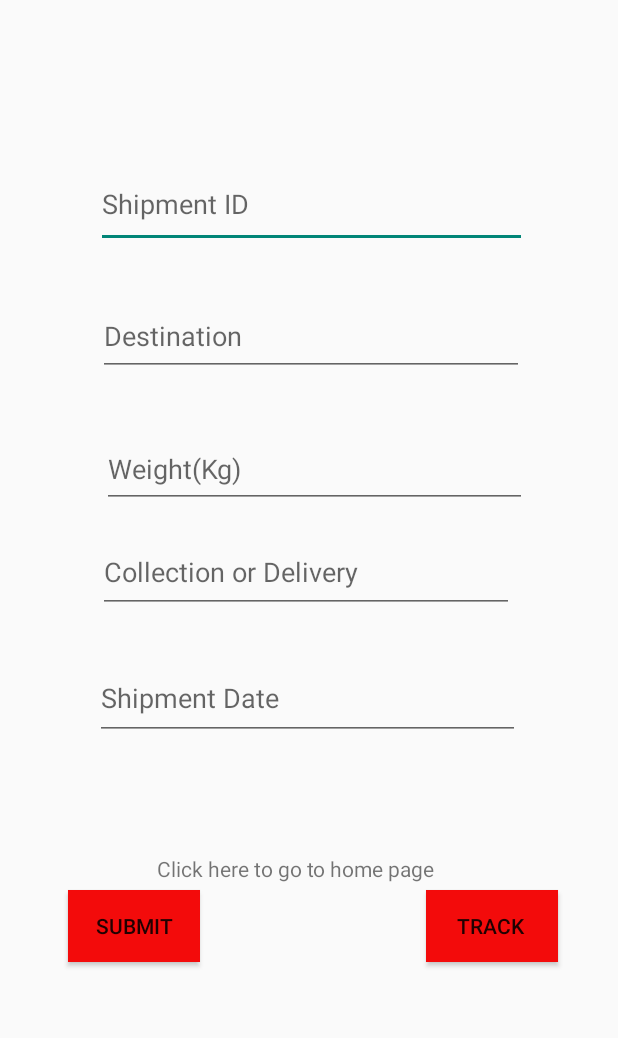
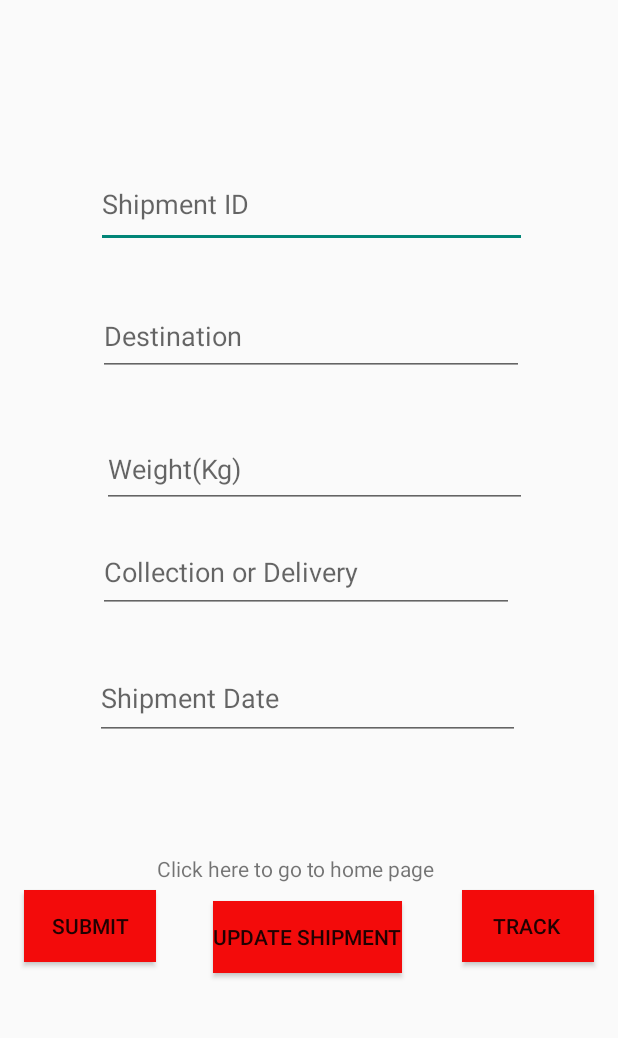
Before and after one commit to PhodishoLisa/Work-Integrated-Learning-Android-Application, an Android app: the AddShipmentActivity screen opened directly, with no data from a screen before it, on a phone screen of 412 x 824 dp, the part 191-1229 px from its top. Run offline under Robolectric (Android 15) with nearby library versions, the phone set to English and light mode, and no system bars; our stand-ins replace Firebase (no records; nobody signed in at launch, a user with empty details on screens opened directly).

Commit message:
Added update, shipment

```diff
--- a/app/src/main/java/com/example/myapplication/AddShipmentActivity.kt
+++ b/app/src/main/java/com/example/myapplication/AddShipmentActivity.kt
@@ -25,6 +25,10 @@ class AddShipmentActivity : AppCompatActivity() {
 
         //firebaseAuth = FirebaseAuth.getInstance()
 
+        binding.buttonUpdate.setOnClickListener{
+            val intent = Intent(this, UpdateShipment::class.java)
+            startActivity(intent)
+        }
         binding.textView2.setOnClickListener{
             val intent = Intent(this, HomeActivity::class.java)
             startActivity(intent)
--- a/app/src/main/res/layout/activity_add_shipment.xml
+++ b/app/src/main/res/layout/activity_add_shipment.xml
@@ -74,11 +74,11 @@
         android:id="@+id/BtnSubmit"
         android:layout_width="wrap_content"
         android:layout_height="wrap_content"
+        android:background="#F30B0B"
         android:text="Submit"
-        android:background="#F30B0B"
         app:layout_constraintBottom_toBottomOf="parent"
         app:layout_constraintEnd_toStartOf="@+id/BtnTrack"
-        app:layout_constraintHorizontal_bias="0.23"
+        app:layout_constraintHorizontal_bias="0.073"
         app:layout_constraintStart_toStartOf="parent"
         app:layout_constraintTop_toTopOf="parent"
         app:layout_constraintVertical_bias="0.929" />
@@ -87,7 +87,7 @@
         android:id="@+id/BtnTrack"
         android:layout_width="wrap_content"
         android:layout_height="wrap_content"
-        android:layout_marginEnd="40dp"
+        android:layout_marginEnd="16dp"
         android:background="#F30B0B"
         android:text="Track "
         app:layout_constraintBottom_toBottomOf="parent"
@@ -120,4 +120,16 @@
         app:layout_constraintEnd_toEndOf="parent"
         app:layout_constraintHorizontal_bias="0.492"
         app:layout_constraintStart_toStartOf="parent" />
+
+    <Button
+        android:id="@+id/buttonUpdate"
+        android:layout_width="wrap_content"
+        android:layout_height="wrap_content"
+        android:layout_marginBottom="48dp"
+        android:background="#F30B0B"
+        android:text="Update Shipment"
+        app:layout_constraintBottom_toBottomOf="parent"
+        app:layout_constraintEnd_toStartOf="@+id/BtnTrack"
+        app:layout_constraintHorizontal_bias="0.49"
+        app:layout_constraintStart_toEndOf="@+id/BtnSubmit" />
 </androidx.constraintlayout.widget.ConstraintLayout>
```
